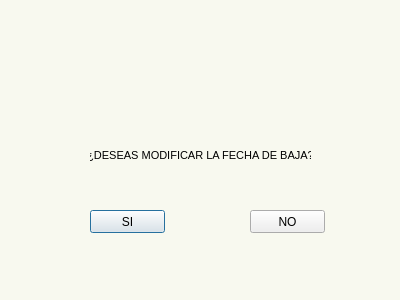
Qt form templates/ModificarBajaWindow.ui (braisd11/CarTeis) before a commit.
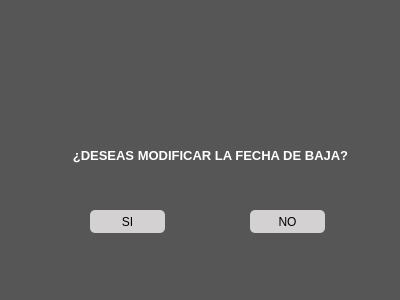
The same form after that commit. Icons and pictures are not drawn.

```diff
--- a/templates/ModificarBajaWindow.ui
+++ b/templates/ModificarBajaWindow.ui
@@ -33,7 +33,20 @@
   </property>
   <property name="styleSheet">
    <string notr="true">QDialog{
-background-color: #F8F9EF;
+background-color: rgb(86,86,86);
+}
+
+QLabel {
+	color: rgb(255, 255, 255);
+}
+
+QPushButton {
+    border-style: solid;
+	border-color:#F9F0EF;
+	background-color: #D3D1D1;
+	color: rgb(0, 0, 0);
+	border-radius: 5px;
+
 }</string>
   </property>
   <widget class="QPushButton" name="btnModificarFechaSi">
@@ -61,10 +74,10 @@
   <widget class="QLabel" name="label">
    <property name="geometry">
     <rect>
-     <x>160</x>
-     <y>40</y>
-     <width>81</width>
-     <height>81</height>
+     <x>150</x>
+     <y>20</y>
+     <width>101</width>
+     <height>101</height>
     </rect>
    </property>
    <property name="sizePolicy">
@@ -89,9 +102,9 @@
   <widget class="QLabel" name="lblModificarFecha">
    <property name="geometry">
     <rect>
-     <x>90</x>
+     <x>70</x>
      <y>140</y>
-     <width>221</width>
+     <width>281</width>
      <height>31</height>
     </rect>
    </property>
@@ -103,9 +116,9 @@
    </property>
    <property name="font">
     <font>
-     <pointsize>8</pointsize>
-     <weight>50</weight>
-     <bold>false</bold>
+     <pointsize>10</pointsize>
+     <weight>75</weight>
+     <bold>true</bold>
     </font>
    </property>
    <property name="layoutDirection">
```
Left out of the diff: 12 changed lines with no effect on the pictures.
